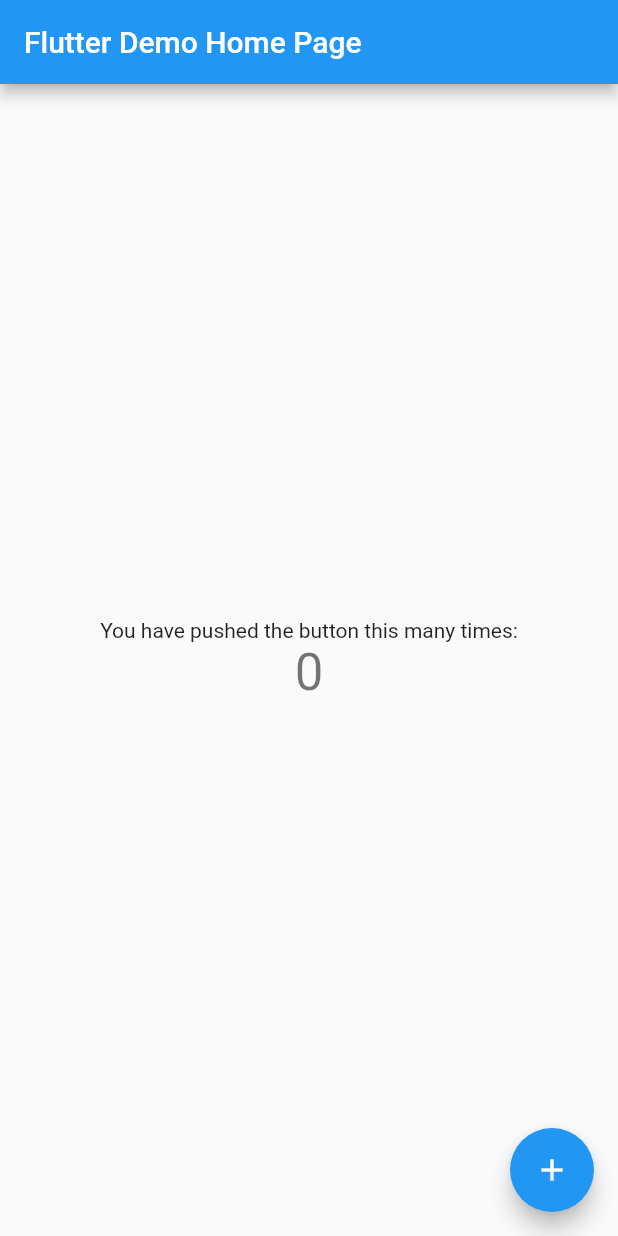
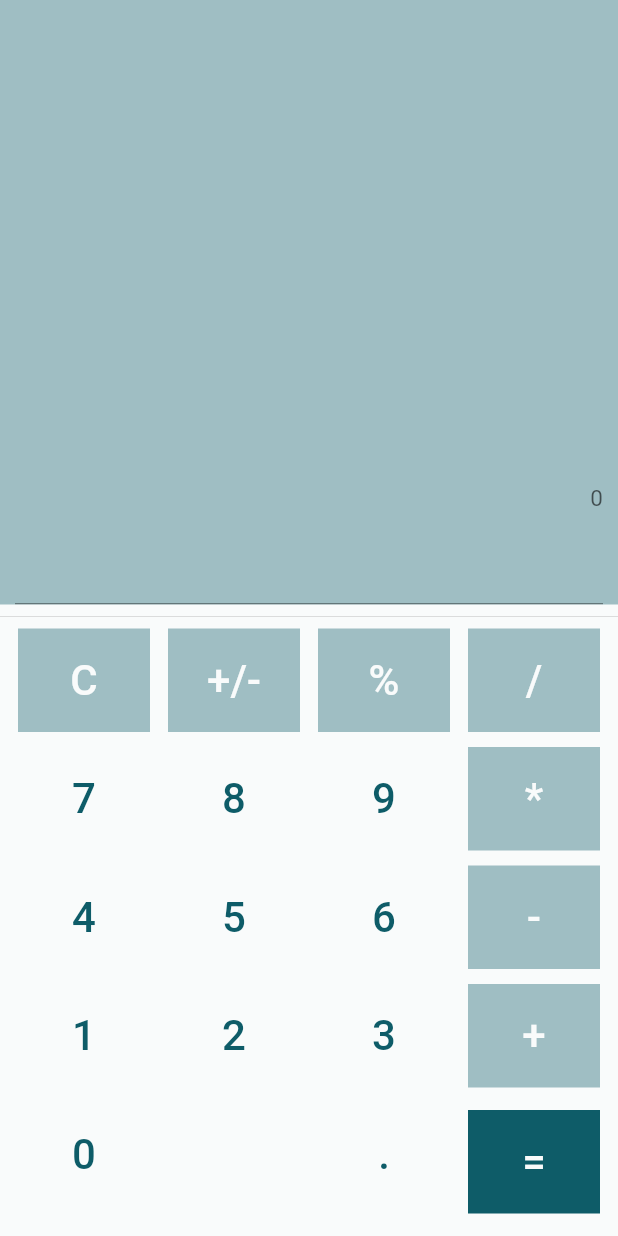
Before and after one commit to Tipo666/calculadora, a Flutter app: the screen it shows after launch, on a phone screen of 412 x 824 dp. Run offline on Flutter 3.47's test engine with Material 2 defaults, Android fonts, the phone set to English and light mode, and no system bars; our stand-ins replace math_expressions; Roboto replaces fonts that are missing (RobotoMono).

Commit message:
Subiendo el proyecto terminado

```diff
--- a/lib/main.dart
+++ b/lib/main.dart
@@ -1,117 +1,279 @@
 import 'package:flutter/material.dart';
+import 'package:math_expressions/math_expressions.dart';
 
-void main() {
-  runApp(MyApp());
-}
+void main() => runApp(Calculadora());
 
-class MyApp extends StatelessWidget {
-  // This widget is the root of your application.
+class Calculadora extends StatelessWidget {
   @override
   Widget build(BuildContext context) {
     return MaterialApp(
-      title: 'Flutter Demo',
-      theme: ThemeData(
-        // This is the theme of your application.
-        //
-        // Try running your application with "flutter run". You'll see the
-        // application has a blue toolbar. Then, without quitting the app, try
-        // changing the primarySwatch below to Colors.green and then invoke
-        // "hot reload" (press "r" in the console where you ran "flutter run",
-        // or simply save your changes to "hot reload" in a Flutter IDE).
-        // Notice that the counter didn't reset back to zero; the application
-        // is not restarted.
-        primarySwatch: Colors.blue,
-        // This makes the visual density adapt to the platform that you run
-        // the app on. For desktop platforms, the controls will be smaller and
-        // closer together (more dense) than on mobile platforms.
-        visualDensity: VisualDensity.adaptivePlatformDensity,
-      ),
-      home: MyHomePage(title: 'Flutter Demo Home Page'),
+      home: MyHomePage(),
     );
   }
 }
 
+String strIngreso = "";
+final textControllerIngreso = TextEditingController();
+final textControllerResultado = TextEditingController();
+
 class MyHomePage extends StatefulWidget {
-  MyHomePage({Key key, this.title}) : super(key: key);
-
-  // This widget is the home page of your application. It is stateful, meaning
-  // that it has a State object (defined below) that contains fields that affect
-  // how it looks.
-
-  // This class is the configuration for the state. It holds the values (in this
-  // case the title) provided by the parent (in this case the App widget) and
-  // used by the build method of the State. Fields in a Widget subclass are
-  // always marked "final".
-
-  final String title;
-
   @override
   _MyHomePageState createState() => _MyHomePageState();
 }
 
 class _MyHomePageState extends State<MyHomePage> {
-  int _counter = 0;
-
-  void _incrementCounter() {
-    setState(() {
-      // This call to setState tells the Flutter framework that something has
-      // changed in this State, which causes it to rerun the build method below
-      // so that the display can reflect the updated values. If we changed
-      // _counter without calling setState(), then the build method would not be
-      // called again, and so nothing would appear to happen.
-      _counter++;
-    });
-  }
+  //Colores para los diferentes botones
+  Color colorBlanco = const Color(0XFFF9FBFB);
+  Color colorGris = Color(0XFF9FBEC3);
+  Color azulOscuro = const Color(0XFF0E5C68);
 
   @override
   Widget build(BuildContext context) {
-    // This method is rerun every time setState is called, for instance as done
-    // by the _incrementCounter method above.
-    //
-    // The Flutter framework has been optimized to make rerunning build methods
-    // fast, so that you can just rebuild anything that needs updating rather
-    // than having to individually change instances of widgets.
     return Scaffold(
-      appBar: AppBar(
-        // Here we take the value from the MyHomePage object that was created by
-        // the App.build method, and use it to set our appbar title.
-        title: Text(widget.title),
+      backgroundColor: colorGris,
+      body: Column(
+        mainAxisAlignment: MainAxisAlignment.end,
+        children: <Widget>[
+          _panelOperandos(),
+          _panelResultado(),
+          _panelBotones(),
+        ],
       ),
-      body: Center(
-        // Center is a layout widget. It takes a single child and positions it
-        // in the middle of the parent.
-        child: Column(
-          // Column is also a layout widget. It takes a list of children and
-          // arranges them vertically. By default, it sizes itself to fit its
-          // children horizontally, and tries to be as tall as its parent.
-          //
-          // Invoke "debug painting" (press "p" in the console, choose the
-          // "Toggle Debug Paint" action from the Flutter Inspector in Android
-          // Studio, or the "Toggle Debug Paint" command in Visual Studio Code)
-          // to see the wireframe for each widget.
-          //
-          // Column has various properties to control how it sizes itself and
-          // how it positions its children. Here we use mainAxisAlignment to
-          // center the children vertically; the main axis here is the vertical
-          // axis because Columns are vertical (the cross axis would be
-          // horizontal).
-          mainAxisAlignment: MainAxisAlignment.center,
-          children: <Widget>[
-            Text(
-              'You have pushed the button this many times:',
-            ),
-            Text(
-              '$_counter',
-              style: Theme.of(context).textTheme.headline4,
-            ),
-          ],
+    );
+  }
+
+  ///Método btn
+  ///
+  ///Controla como se ven los botones y su diseño
+  ///
+  ///Mientras se van digitando los numeros los va concatenando.
+  ///
+  ///
+  ///
+
+  Widget _btn(btntext, Color btnColor, Color textColor) {
+    return Container(
+      padding: EdgeInsets.only(bottom: 10.0),
+      child: FlatButton(
+        child: Text(
+          btntext,
+          style: TextStyle(fontSize: 28.0, color: textColor),
         ),
+        onPressed: () {
+          setState(() {
+            textControllerIngreso.text = textControllerIngreso.text + btntext;
+          });
+        },
+        color: btnColor,
+        padding: EdgeInsets.all(18.0),
+        shape: RoundedRectangleBorder(),
       ),
-      floatingActionButton: FloatingActionButton(
-        onPressed: _incrementCounter,
-        tooltip: 'Increment',
-        child: Icon(Icons.add),
-      ), // This trailing comma makes auto-formatting nicer for build methods.
+    );
+  }
+
+  ///
+  ///Método btnMasMenos
+  ///
+  ///Control el diseño de como se ve el boton para cambiar de positivo a negativo y viceversa
+  ///
+  ///Al presionar el boton, multiplica el numero actual por -1 para cambiarlo, como String.
+  ///
+  ///
+  Widget _btnMasMenos() {
+    return Container(
+      padding: EdgeInsets.only(bottom: 10.0),
+      child: FlatButton(
+        child:
+            Text("+/-", style: TextStyle(fontSize: 28.0, color: colorBlanco)),
+        onPressed: () {
+          textControllerIngreso.text =
+              (double.parse(textControllerIngreso.text) * -1).toString();
+        },
+        color: colorGris,
+        padding: EdgeInsets.all(18.0),
+        shape: RoundedRectangleBorder(),
+      ),
+    );
+  }
+
+  ///Método btnC
+  ///
+  ///Controla el diseño del boton "Clear" o "Limpiar"
+  ///
+  ///Al presionar el boton, se inicializa tanto el resultado como los operandos y operadores
+  ///
+  ///
+  Widget _btnC(btnTexto, Color btnColor) {
+    return Container(
+      padding: EdgeInsets.only(bottom: 10.0),
+      child: FlatButton(
+        child: Text(
+          btnTexto,
+          style: TextStyle(
+              fontSize: 28.0, color: colorBlanco, fontFamily: 'RobotoMono'),
+        ),
+        //Limpiamos el panel de Operandos.
+        onPressed: () {
+          setState(() {
+            textControllerIngreso.text = "";
+            textControllerResultado.text = "";
+          });
+        },
+        color: btnColor,
+        padding: EdgeInsets.all(18.0),
+        shape: RoundedRectangleBorder(),
+      ),
+    );
+  }
+
+  ///Metodo btnIgual
+  ///
+  ///
+  ///Metodo que controla el diseño del boton "Igual"
+  ///
+  ///Al presionar este botón, se evalua la expresión actual con el operando que se selccionó
+  ///
+  ///
+  Widget _btnIgual(btnText) {
+    return FlatButton(
+      padding: EdgeInsets.all(18.0),
+      shape: RoundedRectangleBorder(),
+      color: azulOscuro,
+      child: Text(
+        btnText,
+        style: TextStyle(fontSize: 28.0, color: colorBlanco),
+      ),
+      onPressed: () {
+        //Validamos que el campo no este vacio para no trabajar con nulos
+        if (textControllerIngreso.text.isNotEmpty) {
+          //Expresion para Parsear
+          Parser p = Parser();
+          ContextModel cm = ContextModel();
+          Expression exp = p.parse(textControllerIngreso.text);
+          setState(() {
+            textControllerResultado.text =
+                exp.evaluate(EvaluationType.REAL, cm).toString();
+          });
+        }
+      },
+    );
+  }
+
+  ///Método panelResultado
+  ///
+  ///Este método controla como se ve el resultado
+  ///
+  ///Tambien presenta el resultado en un TextField
+  ///
+  ///
+  ///
+  _panelResultado() {
+    return Padding(
+        padding: EdgeInsets.symmetric(horizontal: 10),
+        child: TextField(
+          style: TextStyle(fontSize: 32, fontWeight: FontWeight.bold),
+          textAlign: TextAlign.right,
+          controller: textControllerResultado,
+        ));
+  }
+
+  ///Método PanelOperandos
+  ///
+  ///Controla como se ven los operandos y operadores
+  ///
+  ///Inicialmente se presenta un "0"
+  ///
+  ///En este metodo se muestran los operandos y operadores
+  ///
+  ///
+  ///
+  _panelOperandos() {
+    return Padding(
+        padding: EdgeInsets.symmetric(horizontal: 10),
+        child: TextField(
+          decoration: InputDecoration.collapsed(
+              hintText: "0",
+              hintStyle: TextStyle(
+                fontSize: 15,
+              )),
+          style: TextStyle(
+            fontSize: 15,
+          ),
+          textAlign: TextAlign.right,
+          controller: textControllerIngreso,
+        ));
+  }
+
+  ///Método panelBotones
+  ///
+  ///Método que controla el diseño de la matoria de los botones
+  ///
+  ///
+  ///
+  ///
+  ///
+  ///
+
+  _panelBotones() {
+    return Container(
+      color: colorBlanco,
+      child: Column(
+        children: <Widget>[
+          //Separamos el contener del Scaffold visualmente
+          Divider(),
+          Row(
+            mainAxisAlignment: MainAxisAlignment.spaceEvenly,
+            children: <Widget>[
+              _btnC(
+                'C',
+                colorGris,
+              ),
+              _btnMasMenos(),
+              _btn('%', colorGris, colorBlanco),
+              _btn('/', colorGris, colorBlanco),
+            ],
+          ),
+          Row(
+            mainAxisAlignment: MainAxisAlignment.spaceEvenly,
+            children: <Widget>[
+              _btn('7', colorBlanco, azulOscuro),
+              _btn('8', colorBlanco, azulOscuro),
+              _btn('9', colorBlanco, azulOscuro),
+              _btn('*', colorGris, colorBlanco),
+            ],
+          ),
+          Row(
+            mainAxisAlignment: MainAxisAlignment.spaceEvenly,
+            children: <Widget>[
+              _btn('4', colorBlanco, azulOscuro),
+              _btn('5', colorBlanco, azulOscuro),
+              _btn('6', colorBlanco, azulOscuro),
+              _btn('-', colorGris, colorBlanco),
+            ],
+          ),
+          Row(
+            mainAxisAlignment: MainAxisAlignment.spaceEvenly,
+            children: <Widget>[
+              _btn('1', colorBlanco, azulOscuro),
+              _btn('2', colorBlanco, azulOscuro),
+              _btn('3', colorBlanco, azulOscuro),
+              _btn('+', colorGris, colorBlanco),
+            ],
+          ),
+          Row(
+            mainAxisAlignment: MainAxisAlignment.spaceEvenly,
+            children: <Widget>[
+              _btn('0', colorBlanco, azulOscuro),
+              _btn('', colorBlanco, azulOscuro),
+              _btn('.', colorBlanco, azulOscuro),
+              _btnIgual('='),
+            ],
+          ),
+          SizedBox(
+            height: 10.0,
+          )
+        ],
+      ),
     );
   }
 }
--- a/pubspec.yaml
+++ b/pubspec.yaml
@@ -28,6 +28,7 @@ dependencies:
   # The following adds the Cupertino Icons font to your application.
   # Use with the CupertinoIcons class for iOS style icons.
   cupertino_icons: ^0.1.3
+  math_expressions: ^2.0.0
 
 dev_dependencies:
   flutter_test:
```
Also changed, not shown: lib/root/pages/boton_igual.dart (added, +27 -0 lines), lib/root/pages/botones.dart (added, +34 -0 lines), lib/root/pages/home_page.dart (added, +252 -0 lines), pubspec.lock.
